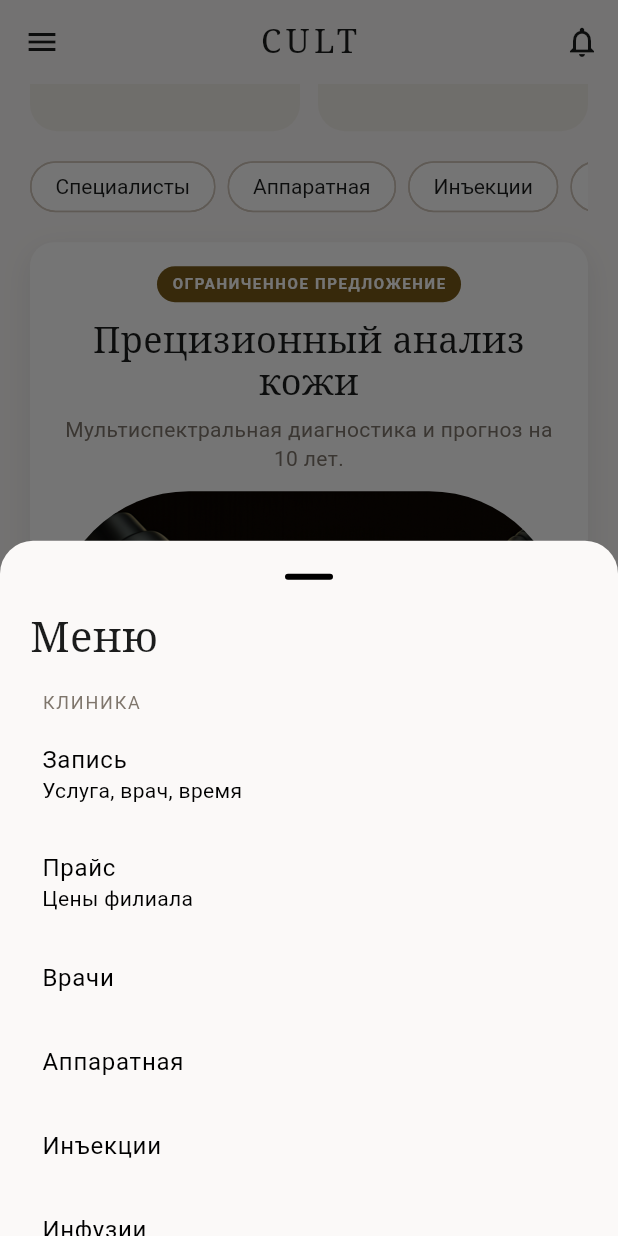
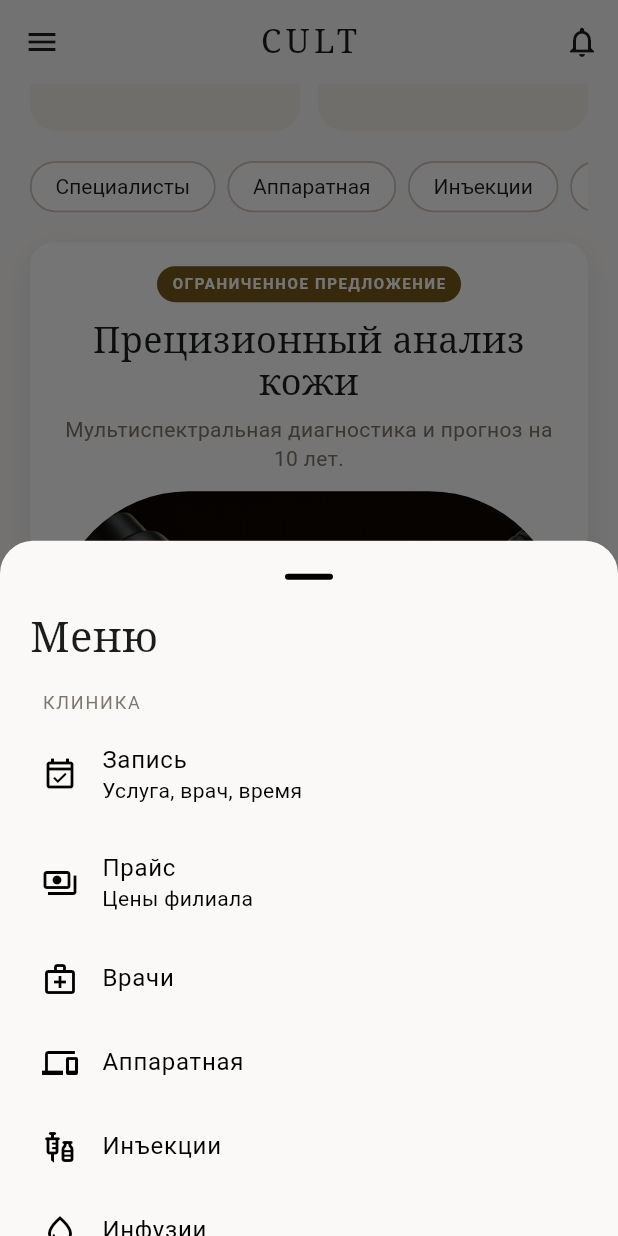
Before and after one commit to sifonyarya-afk/cult, a Flutter app: the Shell screen opened directly, scrolled down 576 dp, after a tap on the "menu" icon, on a phone screen of 412 x 824 dp. Run offline on Flutter 3.47's test engine with Material 3 defaults, Android fonts, the phone set to English and light mode, and no system bars; our stand-ins replace shared_preferences; accounts and stored records are empty; network calls fail.

Commit message:
Polish chat previews, cart checkout and shell menu.
Show last message snippets in support contacts, unify cart errors,
add sync spinner and menu icons, cover placeOrder with a unit test.

Co-authored-by: vladlazarevmp9875 <vladlazarevmp9875@rambler.ru>

```diff
--- a/mobile/lib/main.dart
+++ b/mobile/lib/main.dart
@@ -273,8 +273,20 @@ class _ShellState extends State<Shell> {
             ),
             title: const Text('CULT'),
             actions: [
+              if (store.syncing)
+                const Padding(
+                  padding: EdgeInsets.only(right: 4),
+                  child: SizedBox(
+                    width: 18,
+                    height: 18,
+                    child: CircularProgressIndicator(
+                      strokeWidth: 2,
+                      color: Cult.primary,
+                    ),
+                  ),
+                ),
               IconButton(
-                tooltip: 'Уведомления',
+                tooltip: 'Настройки',
                 onPressed: () => pushPage(context, const SettingsPage()),
                 icon: const Icon(Icons.notifications_none),
               ),
@@ -368,62 +380,77 @@ class _ShellState extends State<Shell> {
             ),
             const _MenuLabel('Клиника'),
             ListTile(
+              leading: const Icon(Icons.event_available_outlined),
               title: const Text('Запись'),
               subtitle: const Text('Услуга, врач, время'),
               onTap: () => _go(sheetContext, const BookingPage()),
             ),
             ListTile(
+              leading: const Icon(Icons.payments_outlined),
               title: const Text('Прайс'),
               subtitle: const Text('Цены филиала'),
               onTap: () => _go(sheetContext, const PricesPage()),
             ),
             ListTile(
+              leading: const Icon(Icons.medical_services_outlined),
               title: const Text('Врачи'),
               onTap: () => _go(sheetContext, const DoctorsPage()),
             ),
             ListTile(
+              leading: const Icon(Icons.devices_outlined),
               title: const Text('Аппаратная'),
               onTap: () =>
                   _go(sheetContext, const CategoryHubPage(slug: 'hardware')),
             ),
             ListTile(
+              leading: const Icon(Icons.vaccines_outlined),
               title: const Text('Инъекции'),
               onTap: () =>
                   _go(sheetContext, const CategoryHubPage(slug: 'injections')),
             ),
             ListTile(
+              leading: const Icon(Icons.water_drop_outlined),
               title: const Text('Инфузии'),
               onTap: () =>
                   _go(sheetContext, const CategoryHubPage(slug: 'infusions')),
             ),
             ListTile(
+              leading: const Icon(Icons.biotech_outlined),
               title: const Text('Наука'),
               onTap: () =>
                   _go(sheetContext, const CategoryHubPage(slug: 'science')),
             ),
             const _MenuLabel('Журнал'),
             ListTile(
+              leading: const Icon(Icons.auto_awesome_outlined),
               title: const Text('Кейсы'),
               onTap: () => _go(sheetContext, const CasesPage()),
             ),
             ListTile(
+              leading: const Icon(Icons.article_outlined),
               title: const Text('Блог'),
               onTap: () => _go(sheetContext, const BlogPage()),
             ),
             ListTile(
+              leading: const Icon(Icons.apartment_outlined),
               title: const Text('О клинике'),
               onTap: () => _go(sheetContext, const AboutPage()),
             ),
             const _MenuLabel('Ещё'),
             ListTile(
+              leading: const Icon(Icons.directions_car_outlined),
               title: const Text('Трансфер'),
               onTap: () => _go(sheetContext, const TransferPage()),
             ),
             ListTile(
+              leading: const Icon(Icons.card_giftcard_outlined),
               title: const Text('Сертификаты'),
               onTap: () => _go(sheetContext, const CertificatesPage()),
             ),
             ListTile(
+              leading: Icon(
+                store.signedIn ? Icons.person_outline : Icons.login,
+              ),
               title: Text(store.signedIn ? 'Профиль' : 'Войти по телефону'),
               subtitle: Text(
                 store.signedIn ? store.profilePhone : 'Сохраним вас в филиале',
--- a/mobile/lib/pages/shop.dart
+++ b/mobile/lib/pages/shop.dart
@@ -1,4 +1,5 @@
 import 'package:flutter/material.dart';
+import 'package:flutter/services.dart';
 
 import '../data.dart';
 import '../theme.dart';
@@ -484,17 +485,7 @@ class _CartPageState extends State<CartPage> {
                 ],
               ),
             ),
-            if (_error.isNotEmpty)
-              Container(
-                width: double.infinity,
-                margin: const EdgeInsets.only(bottom: 8),
-                padding: const EdgeInsets.all(12),
-                decoration: BoxDecoration(
-                  color: const Color(0xFFF8E8E6),
-                  borderRadius: BorderRadius.circular(12),
-                ),
-                child: Text(_error, style: const TextStyle(color: Cult.error)),
-              ),
+            if (_error.isNotEmpty) CultErrorBanner(message: _error),
             const SizedBox(height: 8),
             CultButton(
               label: 'Оформить заказ',
@@ -531,6 +522,7 @@ class _CartPageState extends State<CartPage> {
                       ? 'Бонусы'
                       : 'Карта и бонусы',
                 );
+                HapticFeedback.mediumImpact();
                 setState(() {
                   _error = '';
                   _due = due;
--- a/mobile/lib/pages/talk.dart
+++ b/mobile/lib/pages/talk.dart
@@ -11,8 +11,15 @@ import 'cabinet.dart';
 class ChatPage extends StatelessWidget {
   const ChatPage({super.key});
 
+  IconData _iconFor(String id) => switch (id) {
+    'specialist' => Icons.medical_services_outlined,
+    'bot' => Icons.smart_toy_outlined,
+    _ => Icons.support_agent_outlined,
+  };
+
   @override
   Widget build(BuildContext context) {
+    final store = ClinicScope.of(context);
     return ListView(
       padding: const EdgeInsets.fromLTRB(20, 8, 20, 24),
       children: [
@@ -40,14 +47,7 @@ class ChatPage extends StatelessWidget {
                         color: const Color(0xFFF3EFEA),
                         borderRadius: BorderRadius.circular(14),
                       ),
-                      child: Icon(
-                        contact.id == 'specialist'
-                            ? Icons.medical_services_outlined
-                            : contact.id == 'bot'
-                            ? Icons.smart_toy_outlined
-                            : Icons.support_agent_outlined,
-                        color: Cult.ink,
-                      ),
+                      child: Icon(_iconFor(contact.id), color: Cult.ink),
                     ),
                     const SizedBox(width: 12),
                     Expanded(
@@ -62,6 +62,25 @@ class ChatPage extends StatelessWidget {
                               fontSize: 13,
                             ),
                           ),
+                          Builder(
+                            builder: (_) {
+                              final thread = store.threads[contact.id] ?? [];
+                              final last = thread.isEmpty ? null : thread.last;
+                              final preview = last?.text ?? contact.seed;
+                              return Padding(
+                                padding: const EdgeInsets.only(top: 4),
+                                child: Text(
+                                  preview,
+                                  maxLines: 1,
+                                  overflow: TextOverflow.ellipsis,
+                                  style: TextStyle(
+                                    color: Cult.muted.withValues(alpha: 0.95),
+                                    fontSize: 13,
+                                  ),
+                                ),
+                              );
+                            },
+                          ),
                         ],
                       ),
                     ),
@@ -72,7 +91,7 @@ class ChatPage extends StatelessWidget {
             ),
           ),
         const SizedBox(height: 12),
-        Text('Альтернативная поддержка', style: cultHeadline(20)),
+        const CultSectionLabel('Альтернативная поддержка'),
         const SizedBox(height: 8),
         CultCard(
           padding: EdgeInsets.zero,
```
Also changed, not shown: 1 other file.
